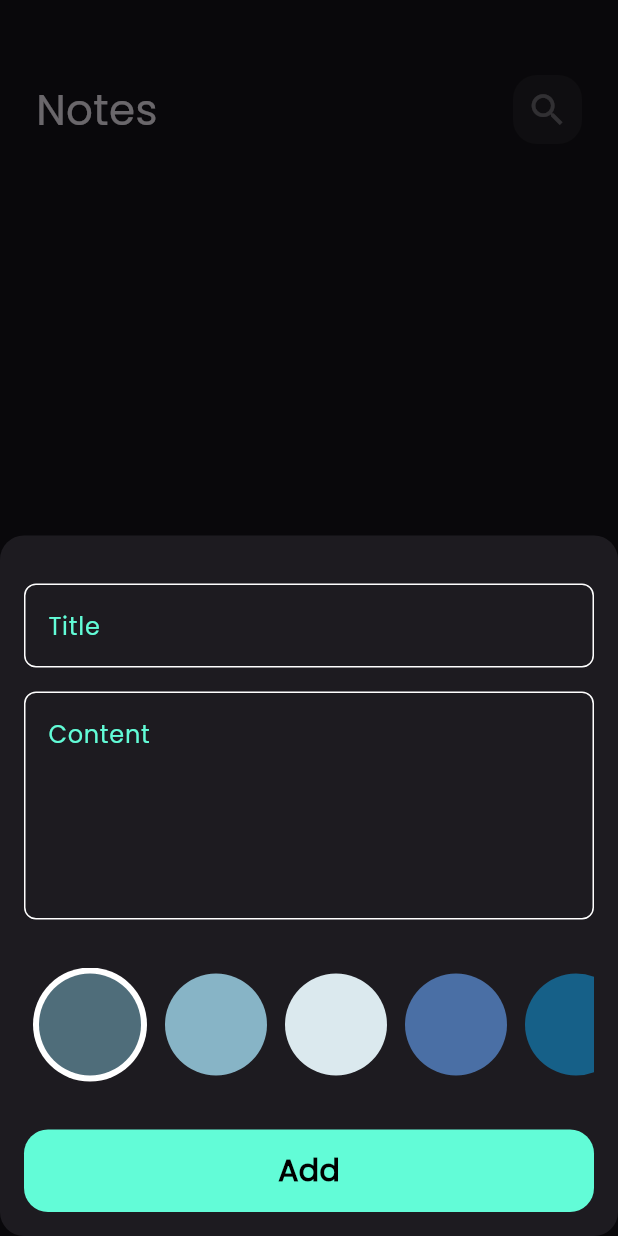
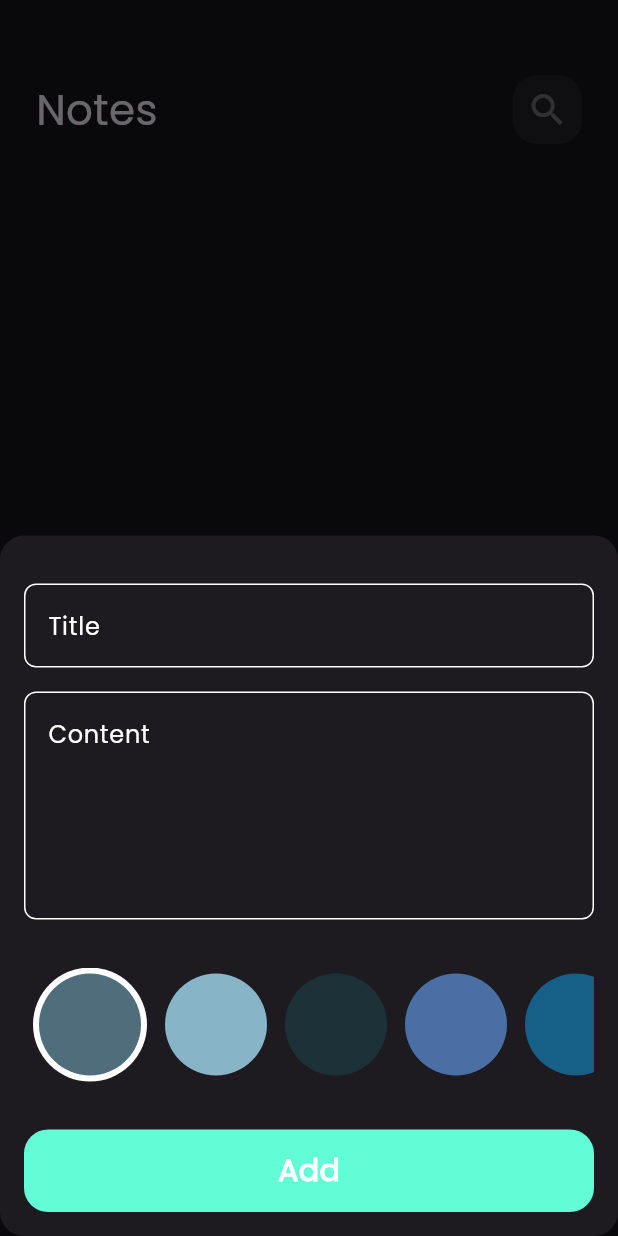
Before and after one commit to Mohammadalsalhi55/Notes_App_18-2, a Flutter app: the screen it shows after launch, after a tap on the "add" icon, on a phone screen of 412 x 824 dp. Run offline on Flutter 3.47's test engine with Material 3 defaults, Android fonts, the phone set to English and light mode, and no system bars; our stand-ins replace another_xlider, bloc, flutter_bloc, font_awesome_flutter, hive, hive_flutter; accounts and stored records are empty.

Commit message:
edit color list done

```diff
--- a/note_app/lib/constants.dart
+++ b/note_app/lib/constants.dart
@@ -2,3 +2,10 @@
 
 const kprimarycolor = Color(0xff62FCD7);
 const kNotesBox = "notes_box";
+List<Color> kColors = const [
+  Color(0xff4F6D7A),
+  Color.fromARGB(255, 135, 180, 198),
+  Color.fromARGB(255, 29, 49, 56),
+  Color(0xff4A6FA5),
+  Color(0xff166088),
+];
--- a/note_app/lib/views/Custom_buttom.dart
+++ b/note_app/lib/views/Custom_buttom.dart
@@ -27,7 +27,7 @@
                 : const Text(
                     "Add",
                     style: TextStyle(
-                        color: Colors.black,
+                        color: Colors.white,
                         fontSize: 20,
                         fontWeight: FontWeight.bold),
                   )),
--- a/note_app/lib/views/color_list_view.dart
+++ b/note_app/lib/views/color_list_view.dart
@@ -1,5 +1,6 @@
 import 'package:flutter/material.dart';
 import 'package:flutter_bloc/flutter_bloc.dart';
+import 'package:note_app/constants.dart';
 import 'package:note_app/cubits/Add_note_cubit/add_note_cubit.dart';
 
 class ColorItem extends StatelessWidget {
@@ -34,19 +35,13 @@
 
 class _ColorsListViewState extends State<ColorsListView> {
   int CurrentIndex = 0;
-  List<Color> colors = [
-    Color(0xff4F6D7A),
-    Color.fromARGB(255, 135, 180, 198),
-    Color(0xffDBE9EE),
-    Color(0xff4A6FA5),
-    Color(0xff166088),
-  ];
+
   @override
   Widget build(BuildContext context) {
     return SizedBox(
       height: 38 * 2,
       child: ListView.builder(
-          itemCount: colors.length,
+          itemCount: kColors.length,
           scrollDirection: Axis.horizontal,
           itemBuilder: (context, index) {
             return Padding(
@@ -54,11 +49,11 @@
               child: GestureDetector(
                 onTap: () {
                   CurrentIndex = index;
-                  BlocProvider.of<AddNoteCubit>(context).color = colors[index];
+                  BlocProvider.of<AddNoteCubit>(context).color = kColors[index];
                   setState(() {});
                 },
                 child: ColorItem(
-                  color: colors[index],
+                  color: kColors[index],
                   isActive: CurrentIndex == index,
                 ),
               ),
--- a/note_app/lib/views/custom_text_field.dart
+++ b/note_app/lib/views/custom_text_field.dart
@@ -29,7 +29,7 @@
       cursorColor: kprimarycolor,
       decoration: InputDecoration(
         hintText: hint,
-        hintStyle: TextStyle(color: kprimarycolor),
+        hintStyle: const TextStyle(color: Colors.white),
         border: buildboarder(),
         enabledBorder: buildboarder(),
         focusedBorder: buildboarder(kprimarycolor),
```
Also changed, not shown: note_app/lib/views/Custom_item.dart (+4 -4 lines), note_app/lib/views/edit_color_list.dart (added, +47 -0 lines), note_app/lib/views/edit_new_view.dart (+8 -1 lines).
